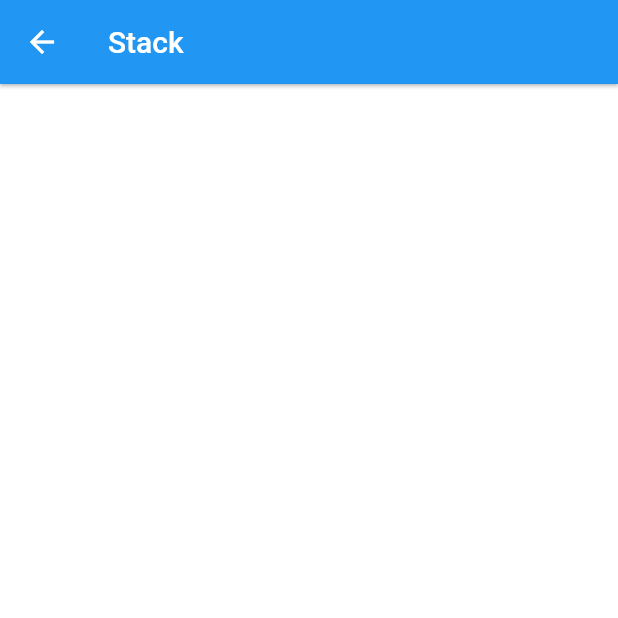
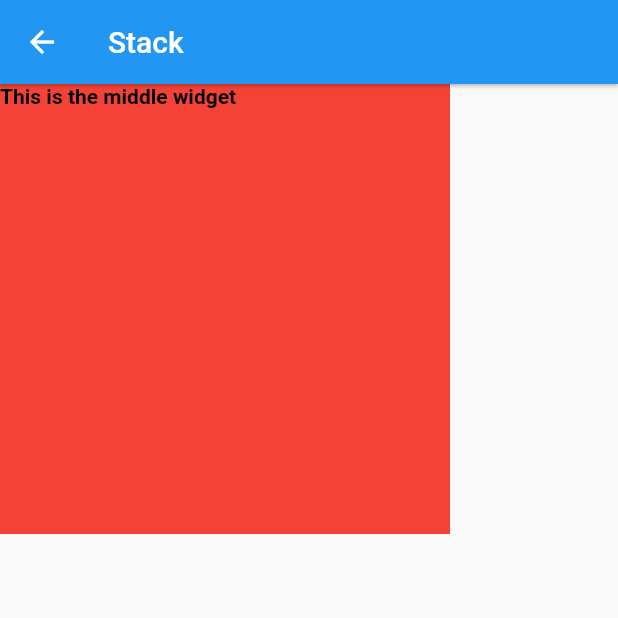
Before and after one commit to jbtamaresgit/FlutterLayouts, a Flutter app: the StackViewLayoutPage screen opened directly, on a phone screen of 412 x 824 dp, the top half of it. Run offline on Flutter 3.47's test engine with Material 2 defaults, Android fonts, the phone set to English and light mode, and no system bars.

Commit message:
Add stackview layout page

```diff
--- a/lib/pages/stack_view_layout.dart
+++ b/lib/pages/stack_view_layout.dart
@@ -26,8 +26,17 @@ class StackViewLayoutPageState extends State<StackViewLayoutPage>{
     return new Stack(alignment: const Alignment(0.0, 0.0),
     children: <Widget>[
       new Container(
-
-      )
+        color: Colors.black,
+        child: new Text('This is the bottom widget',
+        style: TextStyle(fontWeight: FontWeight.bold, color: Colors.white),)
+      ),
+      new Container(
+        color: Colors.red,
+        height: 300.0,
+        width: 300.0,
+        child: new Text('This is the middle widget',
+        style: TextStyle(fontWeight: FontWeight.bold, color: Colors.black)
+        ),)
     ],);
   }
 }
--- a/lib/tab_page_main.dart
+++ b/lib/tab_page_main.dart
@@ -3,6 +3,7 @@ import 'package:flutter_layouts/layout_type.dart';
 import 'package:flutter_layouts/pages/row_column_layout.dart';
 import 'package:flutter_layouts/pages/grid_view_layout.dart';
 import 'package:flutter_layouts/pages/list_view_layout.dart';
+import 'package:flutter_layouts/pages/stack_view_layout.dart';
 
 
 class TabPage extends StatefulWidget{
@@ -33,7 +34,7 @@ class _TabPageState extends State<TabPage>{
       case LayoutType.listView:
         return ListViewLayoutPage();
       case LayoutType.stackView:
-        return null;
+        return StackViewLayoutPage();
     }
 
     return null;
```
